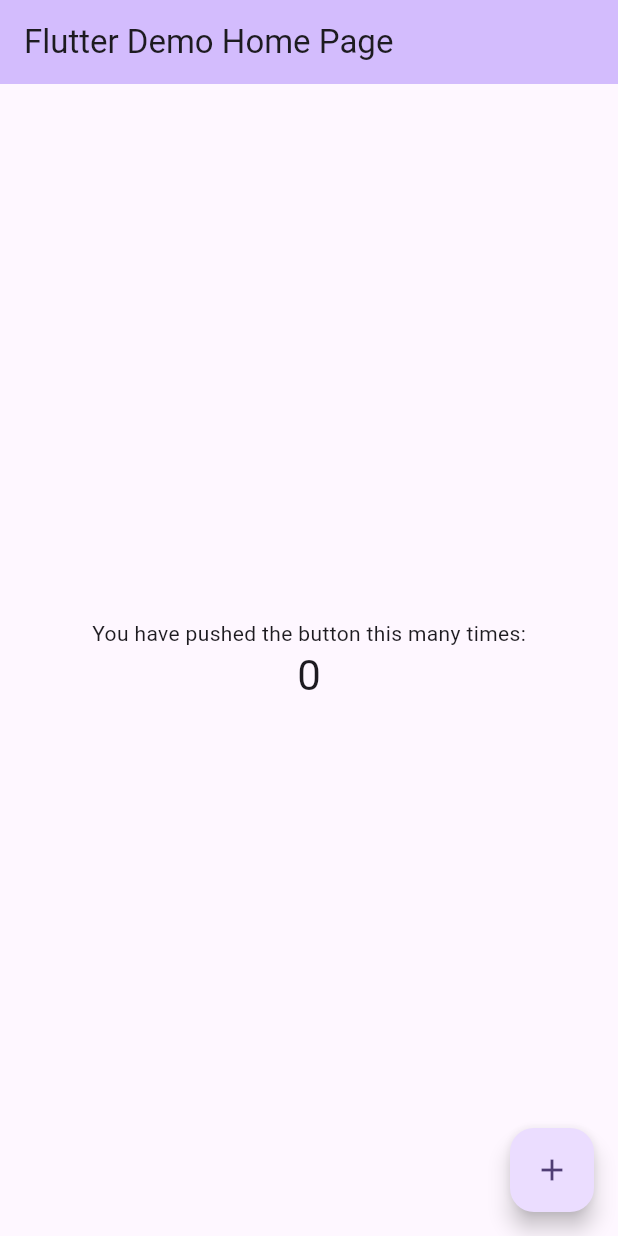
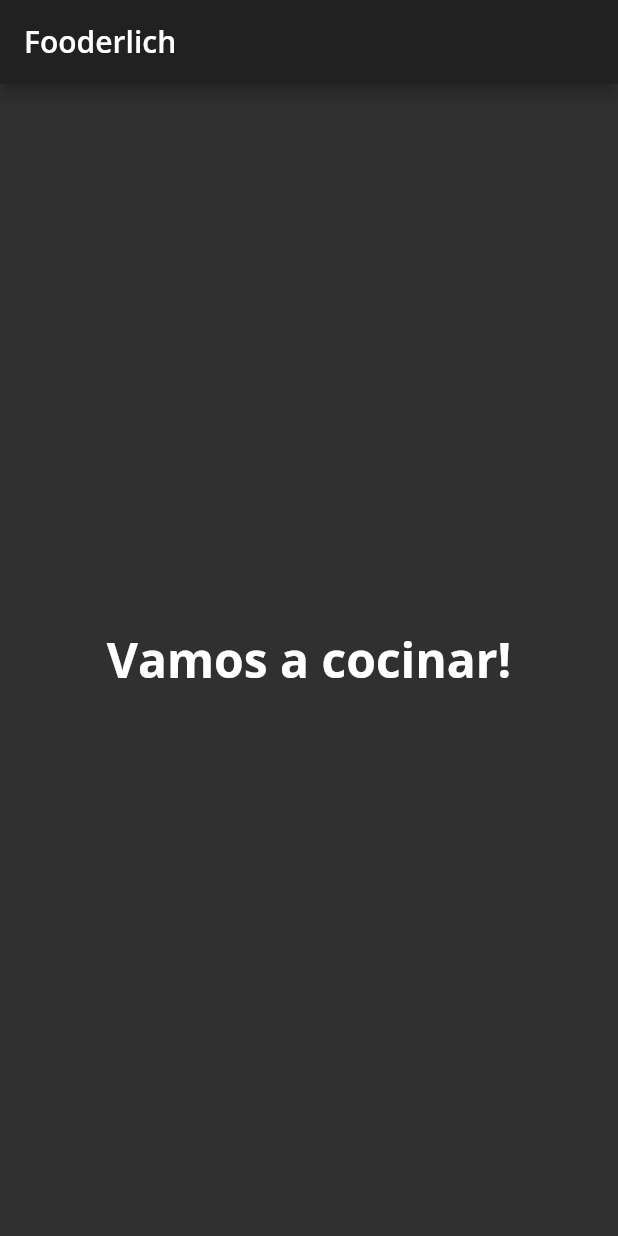
Before and after one commit to alexglzrys/flutter_fooderlich, a Flutter app: the screen it shows after launch, on a phone screen of 412 x 824 dp. Run offline on Flutter 3.47's test engine with Material 2 defaults, Android fonts, the phone set to English and light mode, and no system bars; our stand-ins replace google_fonts.

Commit message:
agregar clase para definición de tema claro y oscuro

```diff
--- /dev/null
+++ b/lib/fooderlich_theme.dart
@@ -0,0 +1,64 @@
+// Clase para definir el tema principal de la aplicación
+
+import 'package:flutter/material.dart';
+import 'package:google_fonts/google_fonts.dart';
+
+class FooderlichTheme {
+  // Definir apariencia de texto para ambientes claros
+  static TextTheme lightTextTheme = TextTheme(
+      // El paquete google_fonts cuenta con mas de 900 fuentes listas para usarse en la aplicación
+      bodyLarge: GoogleFonts.openSans(
+          fontSize: 14.0, fontWeight: FontWeight.w700, color: Colors.black),
+      displayLarge: GoogleFonts.openSans(
+          fontSize: 32.0, fontWeight: FontWeight.bold, color: Colors.black),
+      displayMedium: GoogleFonts.openSans(
+          fontSize: 21.0, fontWeight: FontWeight.w700, color: Colors.black),
+      displaySmall: GoogleFonts.openSans(
+          fontSize: 16.0, fontWeight: FontWeight.w600, color: Colors.black),
+      titleLarge: GoogleFonts.openSans(
+          fontSize: 20.0, fontWeight: FontWeight.w600, color: Colors.black));
+
+  // Definir apariencia de texto para ambientes oscuros
+  static TextTheme darkTextTheme = TextTheme(
+      bodyLarge: GoogleFonts.openSans(
+          fontSize: 14.0, fontWeight: FontWeight.w700, color: Colors.white),
+      displayLarge: GoogleFonts.openSans(
+          fontSize: 32.0, fontWeight: FontWeight.bold, color: Colors.white),
+      displayMedium: GoogleFonts.openSans(
+          fontSize: 21.0, fontWeight: FontWeight.w700, color: Colors.white),
+      displaySmall: GoogleFonts.openSans(
+          fontSize: 16.0, fontWeight: FontWeight.w600, color: Colors.white),
+      titleLarge: GoogleFonts.openSans(
+          fontSize: 20.0, fontWeight: FontWeight.w600, color: Colors.white));
+
+  // Definir apariencia de tema claro
+  static ThemeData light() {
+    return ThemeData(
+        // El brillo de tema de la aplicación, que puede ser claro o oscuro
+        brightness: Brightness.light,
+        // La apariencia del texto para este tema, se debe contrastar con el brillo usado en este tema
+        textTheme: lightTextTheme,
+        checkboxTheme: CheckboxThemeData(
+            fillColor:
+                MaterialStateColor.resolveWith((states) => Colors.black)),
+        appBarTheme: const AppBarTheme(
+            foregroundColor: Colors.black, backgroundColor: Colors.white),
+        floatingActionButtonTheme: const FloatingActionButtonThemeData(
+            foregroundColor: Colors.white, backgroundColor: Colors.black),
+        bottomNavigationBarTheme: const BottomNavigationBarThemeData(
+            selectedItemColor: Colors.green));
+  }
+
+  // Definir apariencia de tema oscuro
+  static ThemeData dark() {
+    return ThemeData(
+        brightness: Brightness.dark,
+        textTheme: darkTextTheme,
+        appBarTheme: AppBarTheme(
+            foregroundColor: Colors.white, backgroundColor: Colors.grey[900]),
+        floatingActionButtonTheme: const FloatingActionButtonThemeData(
+            foregroundColor: Colors.white, backgroundColor: Colors.green),
+        bottomNavigationBarTheme: const BottomNavigationBarThemeData(
+            selectedItemColor: Colors.green));
+  }
+}
--- a/lib/main.dart
+++ b/lib/main.dart
@@ -1,125 +1,39 @@
+// Importar paquete con herramientas UI Material
+// Una regla general es usar solo un pequete de UI en toda la aplicación (Material o Cupertino)
 import 'package:flutter/material.dart';
+// Importación de archivo de tema
+import 'package:fooderlich/fooderlich_theme.dart';
 
-void main() {
-  runApp(const MyApp());
-}
+void main() => runApp(const Fooderlich());
 
-class MyApp extends StatelessWidget {
-  const MyApp({super.key});
+class Fooderlich extends StatelessWidget {
+  const Fooderlich({super.key});
 
-  // This widget is the root of your application.
   @override
   Widget build(BuildContext context) {
+    // definir una variable que contiene una referencia al tema a usar
+    final theme = FooderlichTheme.dark();
+    // Materail App es un widget que se encarga de darle la apariencia de sistema al App (Material 'Android' | Cupertino 'iOS')
     return MaterialApp(
-      title: 'Flutter Demo',
-      theme: ThemeData(
-        // This is the theme of your application.
-        //
-        // TRY THIS: Try running your application with "flutter run". You'll see
-        // the application has a blue toolbar. Then, without quitting the app,
-        // try changing the seedColor in the colorScheme below to Colors.green
-        // and then invoke "hot reload" (save your changes or press the "hot
-        // reload" button in a Flutter-supported IDE, or press "r" if you used
-        // the command line to start the app).
-        //
-        // Notice that the counter didn't reset back to zero; the application
-        // state is not lost during the reload. To reset the state, use hot
-        // restart instead.
-        //
-        // This works for code too, not just values: Most code changes can be
-        // tested with just a hot reload.
-        colorScheme: ColorScheme.fromSeed(seedColor: Colors.deepPurple),
-        useMaterial3: true,
+      // Agregar tema personalizado a la aplicación
+      theme: theme,
+      title: 'Fooderlich',
+      // Scaffold es un widget que se encarga de definir el diseño y estructura de la aplicación
+      home: Scaffold(
+        appBar: AppBar(
+          title: Text(
+            'Fooderlich',
+            // agregar estilo declarado en el tema a los widgets de la aplicación
+            style: theme.textTheme.titleLarge,
+          ),
+        ),
+        body: Center(
+          child: Text(
+            'Vamos a cocinar!',
+            style: theme.textTheme.displayLarge,
+          ),
+        ),
       ),
-      home: const MyHomePage(title: 'Flutter Demo Home Page'),
     );
   }
 }
-
-class MyHomePage extends StatefulWidget {
-  const MyHomePage({super.key, required this.title});
-
-  // This widget is the home page of your application. It is stateful, meaning
-  // that it has a State object (defined below) that contains fields that affect
-  // how it looks.
-
-  // This class is the configuration for the state. It holds the values (in this
-  // case the title) provided by the parent (in this case the App widget) and
-  // used by the build method of the State. Fields in a Widget subclass are
-  // always marked "final".
-
-  final String title;
-
-  @override
-  State<MyHomePage> createState() => _MyHomePageState();
-}
-
-class _MyHomePageState extends State<MyHomePage> {
-  int _counter = 0;
-
-  void _incrementCounter() {
-    setState(() {
-      // This call to setState tells the Flutter framework that something has
-      // changed in this State, which causes it to rerun the build method below
-      // so that the display can reflect the updated values. If we changed
-      // _counter without calling setState(), then the build method would not be
-      // called again, and so nothing would appear to happen.
-      _counter++;
-    });
-  }
-
-  @override
-  Widget build(BuildContext context) {
-    // This method is rerun every time setState is called, for instance as done
-    // by the _incrementCounter method above.
-    //
-    // The Flutter framework has been optimized to make rerunning build methods
-    // fast, so that you can just rebuild anything that needs updating rather
-    // than having to individually change instances of widgets.
-    return Scaffold(
-      appBar: AppBar(
-        // TRY THIS: Try changing the color here to a specific color (to
-        // Colors.amber, perhaps?) and trigger a hot reload to see the AppBar
-        // change color while the other colors stay the same.
-        backgroundColor: Theme.of(context).colorScheme.inversePrimary,
-        // Here we take the value from the MyHomePage object that was created by
-        // the App.build method, and use it to set our appbar title.
-        title: Text(widget.title),
-      ),
-      body: Center(
-        // Center is a layout widget. It takes a single child and positions it
-        // in the middle of the parent.
-        child: Column(
-          // Column is also a layout widget. It takes a list of children and
-          // arranges them vertically. By default, it sizes itself to fit its
-          // children horizontally, and tries to be as tall as its parent.
-          //
-          // Column has various properties to control how it sizes itself and
-          // how it positions its children. Here we use mainAxisAlignment to
-          // center the children vertically; the main axis here is the vertical
-          // axis because Columns are vertical (the cross axis would be
-          // horizontal).
-          //
-          // TRY THIS: Invoke "debug painting" (choose the "Toggle Debug Paint"
-          // action in the IDE, or press "p" in the console), to see the
-          // wireframe for each widget.
-          mainAxisAlignment: MainAxisAlignment.center,
-          children: <Widget>[
-            const Text(
-              'You have pushed the button this many times:',
-            ),
-            Text(
-              '$_counter',
-              style: Theme.of(context).textTheme.headlineMedium,
-            ),
-          ],
-        ),
-      ),
-      floatingActionButton: FloatingActionButton(
-        onPressed: _incrementCounter,
-        tooltip: 'Increment',
-        child: const Icon(Icons.add),
-      ), // This trailing comma makes auto-formatting nicer for build methods.
-    );
-  }
-}
--- a/pubspec.yaml
+++ b/pubspec.yaml
@@ -35,6 +35,7 @@ dependencies:
   # The following adds the Cupertino Icons font to your application.
   # Use with the CupertinoIcons class for iOS style icons.
   cupertino_icons: ^1.0.2
+  google_fonts: ^6.1.0
 
 dev_dependencies:
   flutter_test:
```
Also changed, not shown: pubspec.lock, 2 other files.
